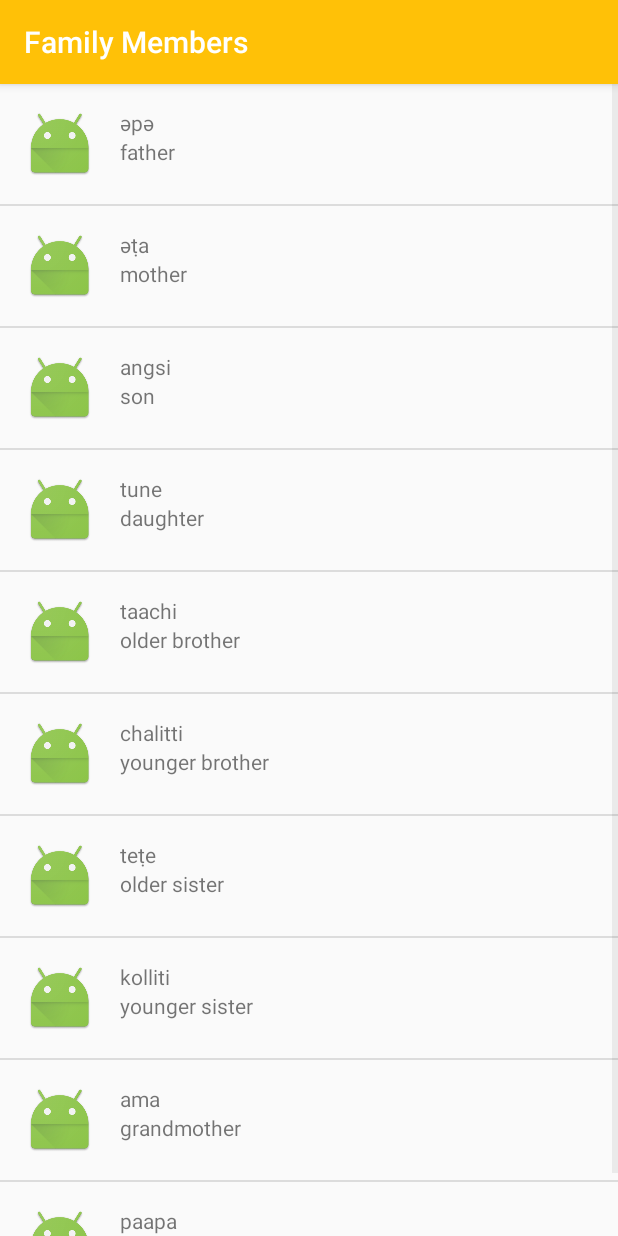
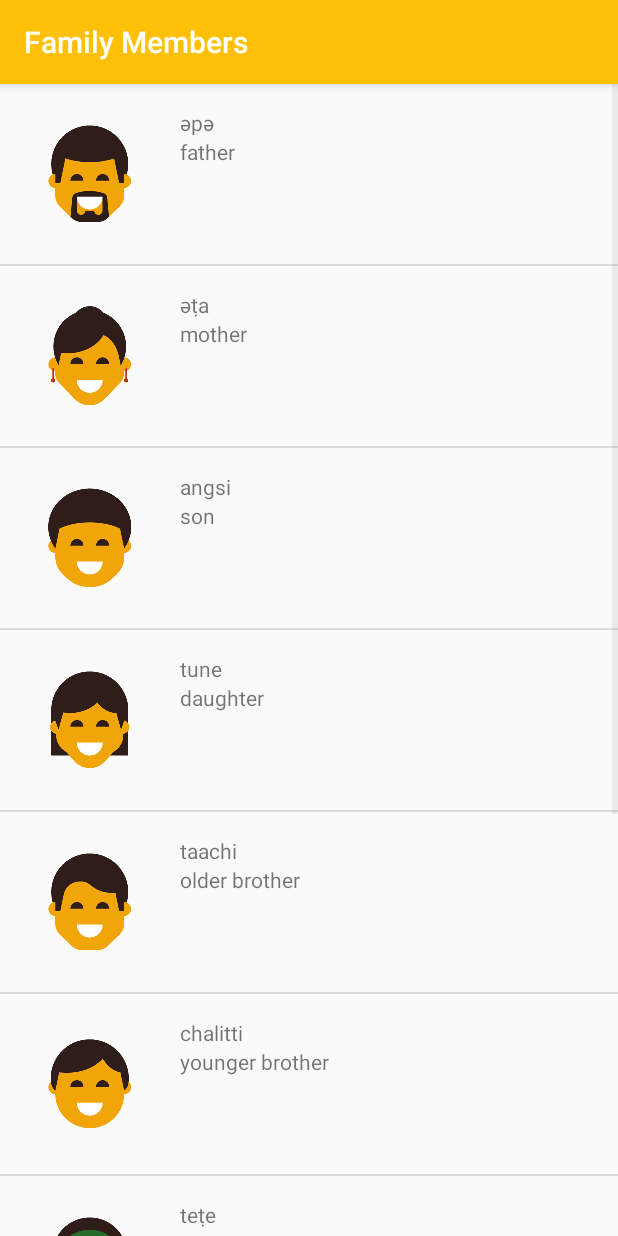
Before and after one commit to zakafir/MWK, an Android app: the FamilyActivity screen opened directly, with no data from a screen before it, on a phone screen of 412 x 824 dp. Run offline under Robolectric (Android 15) with nearby library versions, the phone set to English and light mode, and no system bars.

Commit message:
Showing images on the activities

```diff
--- a/app/src/main/java/com/st00/afir/mwk/FamilyActivity.java
+++ b/app/src/main/java/com/st00/afir/mwk/FamilyActivity.java
@@ -34,16 +34,16 @@ public class FamilyActivity extends AppCompatActivity {
         splitEnglishMembers = englishFamilyMembers.split(";");
         splitMiwokMembers = miwokFamilyMembers.split("\n");
 
-        listOfMembers.add(new Word(splitEnglishMembers[0], splitMiwokMembers[0]));
-        listOfMembers.add(new Word(splitEnglishMembers[1], splitMiwokMembers[1]));
-        listOfMembers.add(new Word(splitEnglishMembers[2], splitMiwokMembers[2]));
-        listOfMembers.add(new Word(splitEnglishMembers[3], splitMiwokMembers[3]));
-        listOfMembers.add(new Word(splitEnglishMembers[4], splitMiwokMembers[4]));
-        listOfMembers.add(new Word(splitEnglishMembers[5], splitMiwokMembers[5]));
-        listOfMembers.add(new Word(splitEnglishMembers[6], splitMiwokMembers[6]));
-        listOfMembers.add(new Word(splitEnglishMembers[7], splitMiwokMembers[7]));
-        listOfMembers.add(new Word(splitEnglishMembers[8], splitMiwokMembers[8]));
-        listOfMembers.add(new Word(splitEnglishMembers[9], splitMiwokMembers[9]));
+        listOfMembers.add(new Word(splitEnglishMembers[0], splitMiwokMembers[0],R.drawable.family_father));
+        listOfMembers.add(new Word(splitEnglishMembers[1], splitMiwokMembers[1],R.drawable.family_mother));
+        listOfMembers.add(new Word(splitEnglishMembers[2], splitMiwokMembers[2],R.drawable.family_son));
+        listOfMembers.add(new Word(splitEnglishMembers[3], splitMiwokMembers[3],R.drawable.family_daughter));
+        listOfMembers.add(new Word(splitEnglishMembers[4], splitMiwokMembers[4],R.drawable.family_older_brother));
+        listOfMembers.add(new Word(splitEnglishMembers[5], splitMiwokMembers[5],R.drawable.family_younger_brother));
+        listOfMembers.add(new Word(splitEnglishMembers[6], splitMiwokMembers[6],R.drawable.family_older_sister));
+        listOfMembers.add(new Word(splitEnglishMembers[7], splitMiwokMembers[7],R.drawable.family_younger_sister));
+        listOfMembers.add(new Word(splitEnglishMembers[8], splitMiwokMembers[8],R.drawable.family_grandmother));
+        listOfMembers.add(new Word(splitEnglishMembers[9], splitMiwokMembers[9],R.drawable.family_grandfather));
 
         WordAdapter adapter = new WordAdapter(this, listOfMembers);
         ListView listView = (ListView) findViewById(R.id.list);
--- a/app/src/main/java/com/st00/afir/mwk/Word.java
+++ b/app/src/main/java/com/st00/afir/mwk/Word.java
@@ -5,8 +5,9 @@ package com.st00.afir.mwk;
  */
 
 public class Word {
+    private static final int NO_IMAGE_PROVIDED = -1;
     private String englishTranslation, miwokTranslation;
-    private int image;
+    private int image = NO_IMAGE_PROVIDED;
 
     public Word(String englishTranslation, String miwokTranslation) {
         this.englishTranslation = englishTranslation;
@@ -30,4 +31,9 @@ public class Word {
     public int getImage() {
         return image;
     }
+
+    public boolean hasImage() {
+        if (image == NO_IMAGE_PROVIDED) return false;
+        return true;
+    }
 }
--- a/app/src/main/java/com/st00/afir/mwk/WordAdapter.java
+++ b/app/src/main/java/com/st00/afir/mwk/WordAdapter.java
@@ -7,6 +7,7 @@ import android.view.LayoutInflater;
 import android.view.View;
 import android.view.ViewGroup;
 import android.widget.ArrayAdapter;
+import android.widget.ImageView;
 import android.widget.TextView;
 
 import java.util.List;
@@ -42,6 +43,15 @@ public class WordAdapter extends ArrayAdapter<Word> {
 
         miwokTextView.setText(currentWord.getMiwokTranslation());
 
+        ImageView miwokImageView = (ImageView) listItemView.findViewById(R.id.image);
+        if(currentWord.hasImage()){
+            miwokImageView.setImageResource(currentWord.getImage());
+            miwokImageView.setVisibility(View.VISIBLE);
+        }
+        else{
+            miwokImageView.setVisibility(View.GONE);
+        }
+
         // Return the whole list item layout (containing 2 TextViews )
         // so that it can be shown in the ListView
         return listItemView;
--- a/app/src/main/res/layout/list_item.xml
+++ b/app/src/main/res/layout/list_item.xml
@@ -1,8 +1,7 @@
 <?xml version="1.0" encoding="utf-8"?>
-
 <!-- This file show up the design of the items, how they can be shown-->
 
-<LinearLayout xmlns:android="http://schemas.android.com/apk/res/android"
+ <LinearLayout xmlns:android="http://schemas.android.com/apk/res/android"
     xmlns:tools="http://schemas.android.com/tools"
     android:orientation="horizontal" android:layout_width="match_parent"
     android:padding="16dp"
@@ -10,7 +9,6 @@
 
     <ImageView
         android:id="@+id/image"
-        android:src="@mipmap/ic_launcher"
         android:layout_width="wrap_content"
         android:layout_height="wrap_content" />
 
```
Also changed, not shown: app/src/main/java/com/st00/afir/mwk/ColorsActivity.java (+8 -8 lines), app/src/main/java/com/st00/afir/mwk/NumbersActivity.java (+10 -10 lines).
